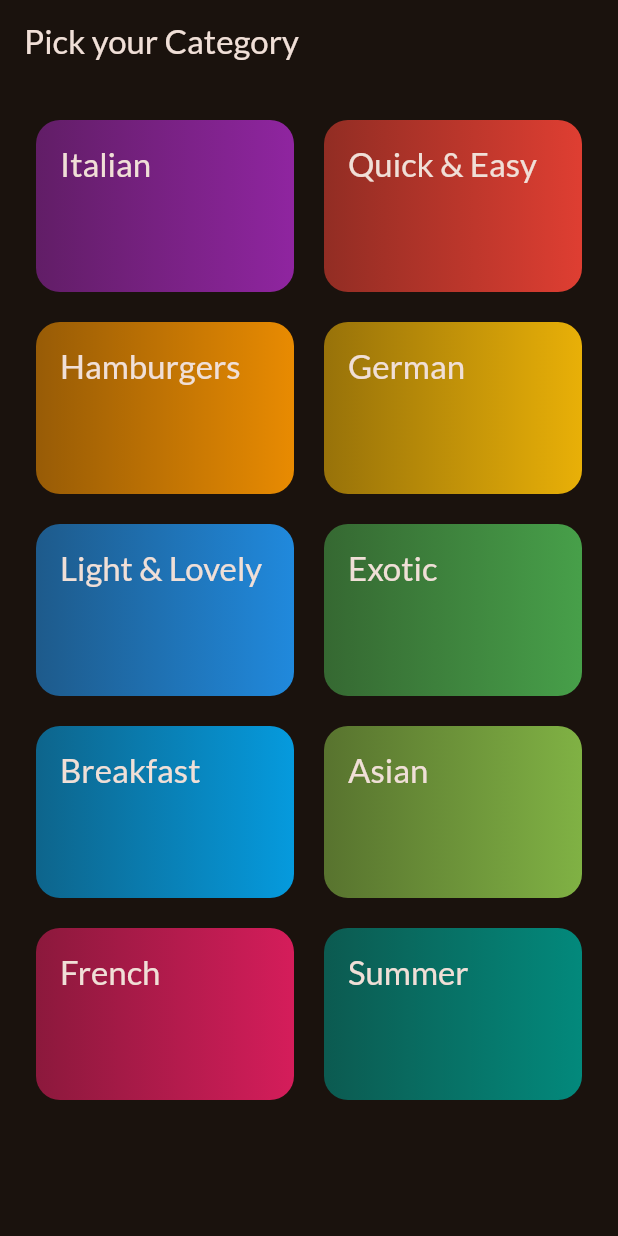
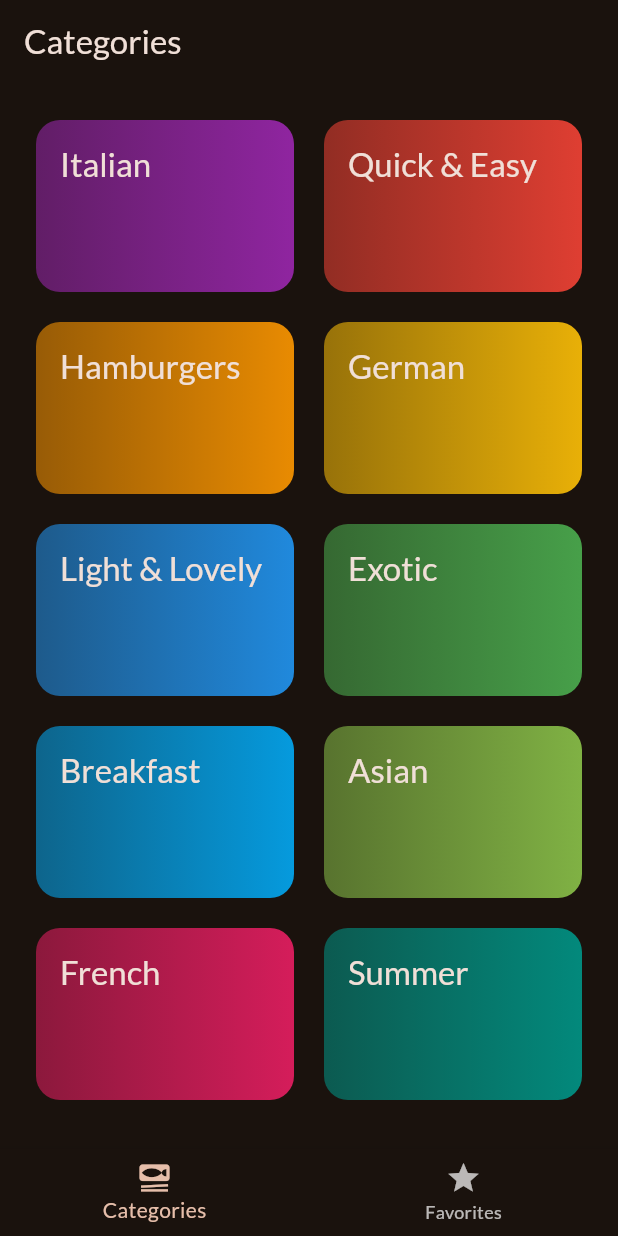
Before and after one commit to JuanDuran85/flutter_projects, a Flutter app: the screen it shows after launch, on a phone screen of 412 x 824 dp. Run offline on Flutter 3.47's test engine with Material 3 defaults, Android fonts, the phone set to English and light mode, and no system bars; our stand-ins replace animate_do, card_swiper, dio, flutter_dotenv, flutter_riverpod, go_router and 3 more.

Commit message:
add tabs bars

```diff
--- a/meals/lib/main.dart
+++ b/meals/lib/main.dart
@@ -26,7 +26,7 @@ class App extends StatelessWidget {
     return MaterialApp(
       debugShowCheckedModeBanner: false,
       theme: theme,
-      home: const CategoriesScreen(),
+      home: const TabsScreen(),
     );
   }
 }
--- a/meals/lib/screens/categories_screen.dart
+++ b/meals/lib/screens/categories_screen.dart
@@ -24,11 +24,7 @@ class CategoriesScreen extends StatelessWidget {
 
   @override
   Widget build(BuildContext context) {
-    return Scaffold(
-      appBar: AppBar(
-        title: const Text('Pick your Category'),
-      ),
-      body: GridView(
+    return GridView(
         padding: const EdgeInsets.all(24),
         gridDelegate: const SliverGridDelegateWithFixedCrossAxisCount(
           crossAxisCount: 2,
@@ -43,7 +39,6 @@ class CategoriesScreen extends StatelessWidget {
               onSelectCategory: () => _selectCategory(context, category),
             ),
           )
-          ]),
-    );
+        ]);
   }
 }
--- a/meals/lib/screens/screen.dart
+++ b/meals/lib/screens/screen.dart
@@ -1,3 +1,4 @@
 export 'categories_screen.dart';
 export 'meals_screen.dart';
 export 'meal_details_screen.dart';
+export 'tabs_screen.dart';
--- /dev/null
+++ b/meals/lib/screens/tabs_screen.dart
@@ -0,0 +1,47 @@
+import 'package:flutter/material.dart';
+
+import 'meals_screen.dart';
+import 'categories_screen.dart';
+
+class TabsScreen extends StatefulWidget {
+  const TabsScreen({super.key});
+
+  @override
+  State<TabsScreen> createState() => _TabsScreenState();
+}
+
+class _TabsScreenState extends State<TabsScreen> {
+  int _selectedPageIndex = 0;
+  String activePageTitle = 'Categories';
+
+  void _selectPage(int index) {
+    setState(() {
+      _selectedPageIndex = index;
+    });
+  }
+
+  @override
+  Widget build(BuildContext context) {
+    Widget activePage = const CategoriesScreen();
+
+    if (_selectedPageIndex == 1) {
+      activePage = const MealsScreen(meals: []);
+      activePageTitle = 'Your Favorites';
+    }
+    return Scaffold(
+      appBar: AppBar(
+        title: Text(activePageTitle),
+      ),
+      body: activePage,
+      bottomNavigationBar: BottomNavigationBar(
+        items: const [
+          BottomNavigationBarItem(
+              icon: Icon(Icons.set_meal), label: 'Categories'),
+          BottomNavigationBarItem(icon: Icon(Icons.star), label: 'Favorites'),
+        ],
+        onTap: _selectPage,
+        currentIndex: _selectedPageIndex,
+      ),
+    );
+  }
+}
```
Also changed, not shown: meals/lib/screens/meals_screen.dart (+7 -3 lines). Lines whose indentation alone changed are shown as unchanged.
